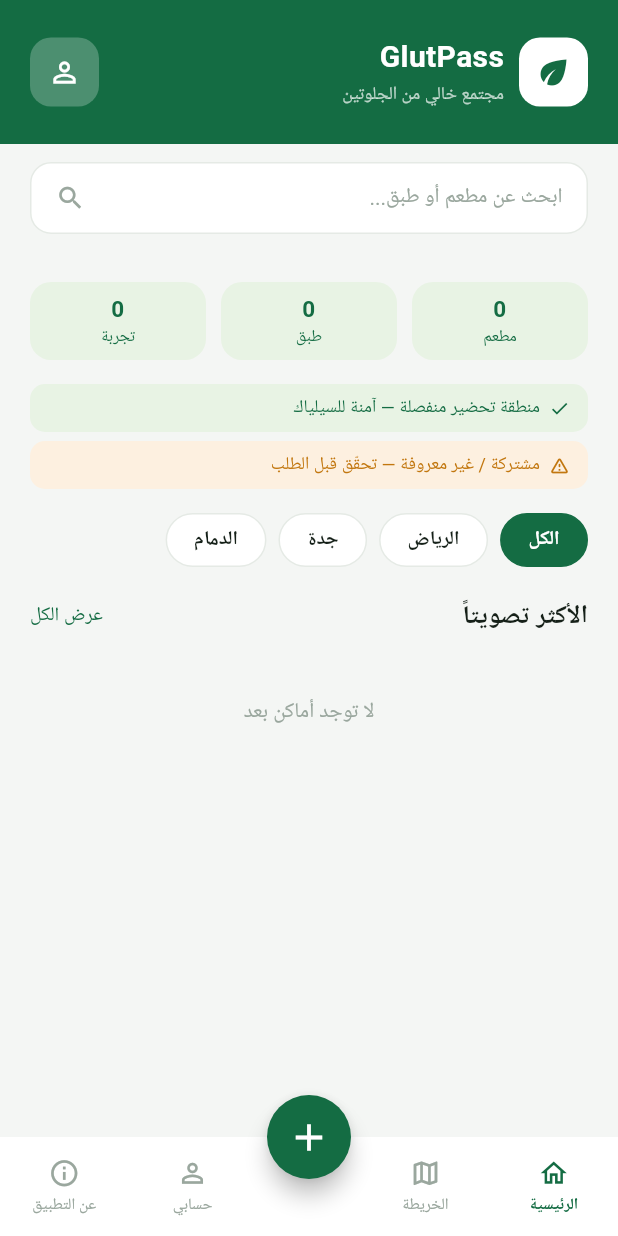
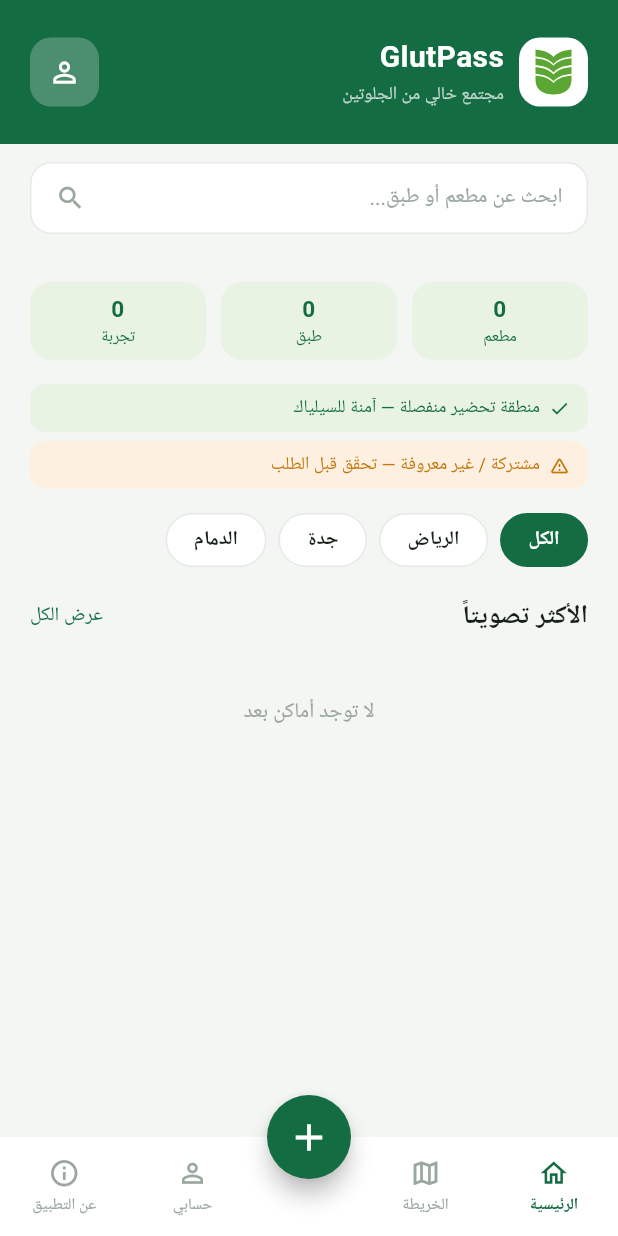
Before and after one commit to almubarky05588-lab/glutpass, a Flutter app: the Shell screen opened directly, on a phone screen of 412 x 824 dp. Run offline on Flutter 3.47's test engine with Material 3 defaults, Android fonts, the light colour scheme and no system bars; our stand-ins replace firebase_core, firebase_messaging, flutter_map, google_fonts, image_picker, latlong2 and 2 more; accounts and stored records are empty; Roboto replaces fonts that are missing (Tajawal).

Commit message:
Update home.dart
Signed-off-by: almubarky05588-lab <almubarky05588@gmail.com>

```diff
--- a/lib/screens/home.dart
+++ b/lib/screens/home.dart
@@ -4,6 +4,7 @@
 import '../promo.dart';
 import 'search.dart';
 import 'details.dart';
+import 'onboarding.dart';
 
 class HomeScreen extends StatefulWidget {
   const HomeScreen({super.key});
@@ -123,7 +124,7 @@
               decoration: BoxDecoration(
                   color: Colors.white,
                   borderRadius: BorderRadius.circular(14)),
-              child: const Icon(Icons.eco, color: cGreen, size: 26)),
+              child: const Center(child: GlutMark(width: 24))),
           const SizedBox(width: 10),
           const Column(
               crossAxisAlignment: CrossAxisAlignment.start,
```
